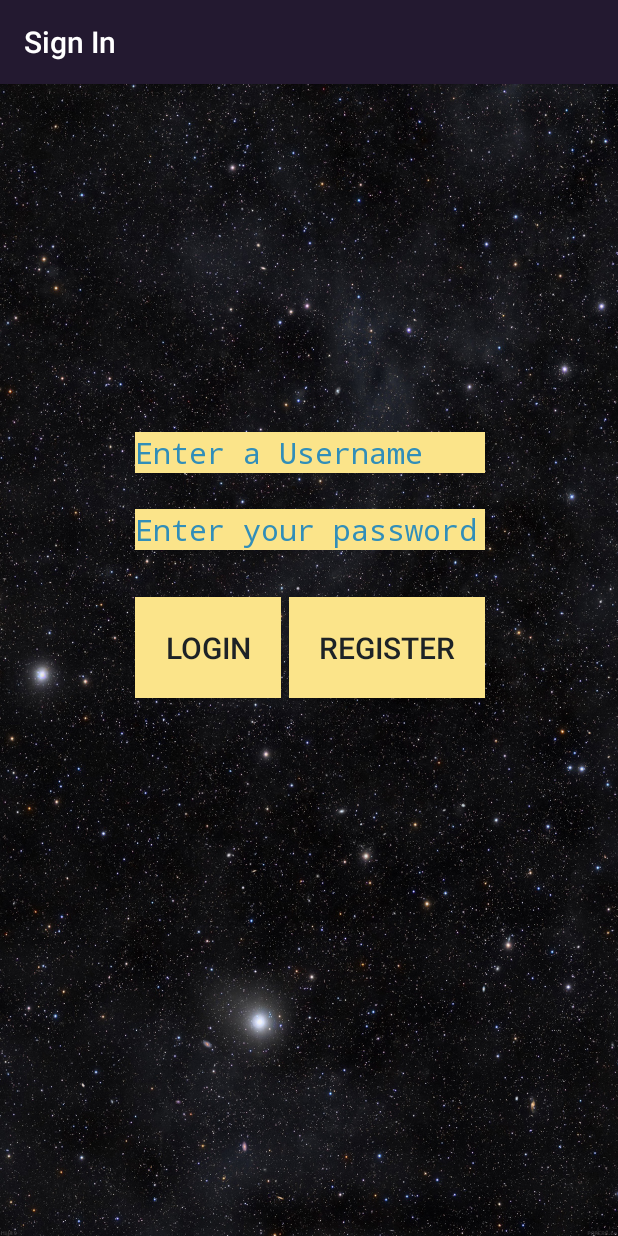
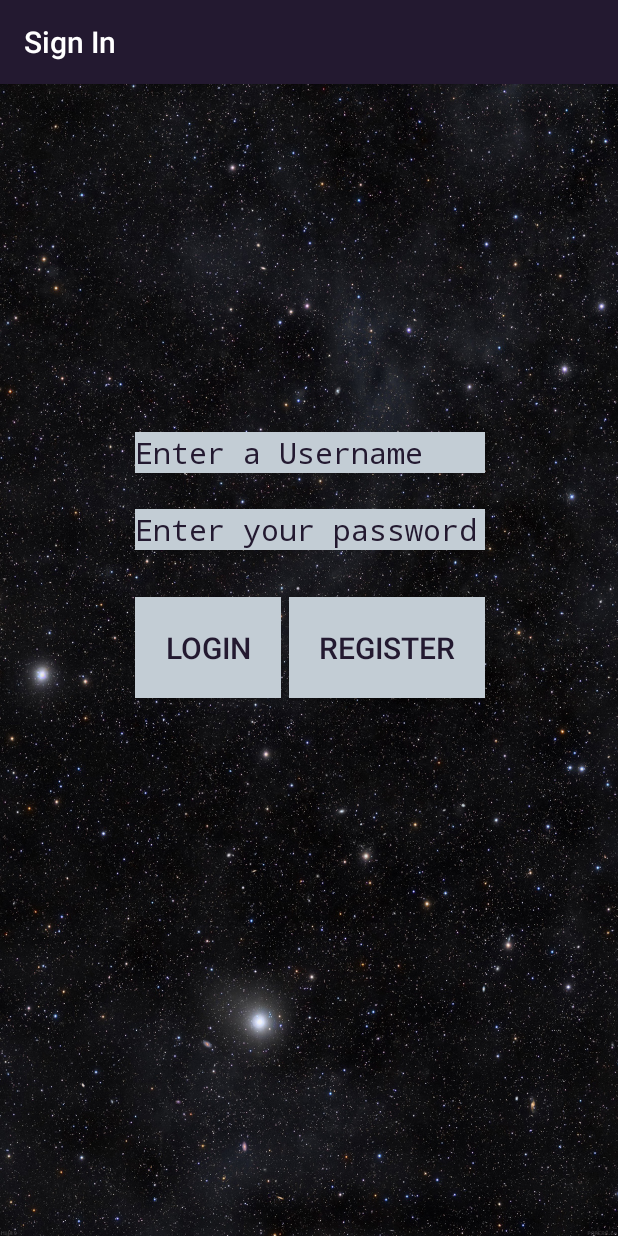
Before and after one commit to rdonohue/StarfinderOpenReference, an Android app: the screen it shows after launch (SignInActivity), on a phone screen of 412 x 824 dp. Run offline under Robolectric (Android 15) with nearby library versions, the phone set to English and light mode, and no system bars.

Commit message:
final style for login and register

```diff
--- a/app/src/main/res/layout/activity_spell_detail.xml
+++ b/app/src/main/res/layout/activity_spell_detail.xml
@@ -2,6 +2,7 @@
 <androidx.coordinatorlayout.widget.CoordinatorLayout xmlns:android="http://schemas.android.com/apk/res/android"
     xmlns:app="http://schemas.android.com/apk/res-auto"
     xmlns:tools="http://schemas.android.com/tools"
+    android:background="@color/colorBackgroundSpellFilter"
     android:layout_width="match_parent"
     android:layout_height="match_parent"
     android:fitsSystemWindows="true"
--- a/app/src/main/res/layout/activity_spell_list.xml
+++ b/app/src/main/res/layout/activity_spell_list.xml
@@ -2,6 +2,7 @@
 <androidx.coordinatorlayout.widget.CoordinatorLayout xmlns:android="http://schemas.android.com/apk/res/android"
     xmlns:app="http://schemas.android.com/apk/res-auto"
     xmlns:tools="http://schemas.android.com/tools"
+    android:background="@color/colorBackgroundSpellFilter"
     android:layout_width="match_parent"
     android:layout_height="match_parent"
     android:fitsSystemWindows="true"
--- a/app/src/main/res/layout/fragment_login.xml
+++ b/app/src/main/res/layout/fragment_login.xml
@@ -7,9 +7,11 @@
     android:background="@drawable/space_background"
     tools:context=".authenticate.LoginFragment">
 
+
+
     <Button
         android:id="@+id/btn_register"
-        style="@style/ButtonStyle"
+        style="@style/ButtonStyleRegister"
         android:layout_width="wrap_content"
         android:layout_height="wrap_content"
         android:text="@string/register_button"
@@ -18,7 +20,7 @@
 
     <Button
         android:id="@+id/loginButton"
-        style="@style/ButtonStyle"
+        style="@style/ButtonStyleLogin"
         android:layout_width="wrap_content"
         android:layout_height="wrap_content"
         android:text="@string/login_button"
@@ -72,4 +74,7 @@
         app:layout_constraintHorizontal_bias="0.0"
         app:layout_constraintStart_toStartOf="parent" />
 
+
+
+
 </androidx.constraintlayout.widget.ConstraintLayout>
--- a/app/src/main/res/values/colors.xml
+++ b/app/src/main/res/values/colors.xml
@@ -4,6 +4,8 @@
     <color name="colorPrimaryDark">#3700B3</color>
     <color name="colorAccent">#eb782a</color>
     <color name="colorBackgroundSpellFilter">#c3cdd5</color>
+
+
     <color name="lightBlueText">#318eb9</color>
     <color name = "brightRed">#eb7181</color>
     <color name = "darkBackground">#1d2226</color>
```
Also changed, not shown: app/src/main/java/edu/tacoma/uw/ryandon/starfinderopenreference/authenticate/SignInActivity.java (+9 -12 lines), app/src/main/res/values/styles.xml (+24 -4 lines).
